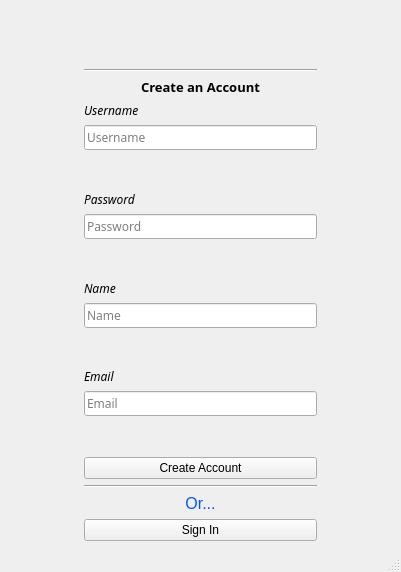
Old version of the form ui/createAccount.ui in the repository nfoert/jadelauncher_actionstest.
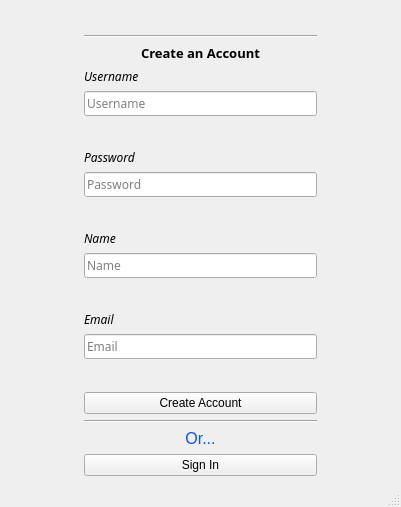
New version of the form. Icons and pictures are not drawn.

```diff
--- a/ui/createAccount.ui
+++ b/ui/createAccount.ui
@@ -7,7 +7,7 @@
     <x>0</x>
     <y>0</y>
     <width>401</width>
-    <height>572</height>
+    <height>507</height>
    </rect>
   </property>
   <property name="windowTitle">
@@ -76,16 +76,6 @@
         </item>
        </layout>
       </item>
-      <item>
-       <widget class="QLabel" name="MESSAGE">
-        <property name="text">
-         <string>&lt;html&gt;&lt;head/&gt;&lt;body&gt;&lt;p&gt;&lt;br/&gt;&lt;/p&gt;&lt;/body&gt;&lt;/html&gt;</string>
-        </property>
-        <property name="wordWrap">
-         <bool>true</bool>
-        </property>
-       </widget>
-      </item>
       <item>
        <layout class="QGridLayout" name="gridLayout_2">
         <item row="0" column="0">
```
Left out of the diff: 10 changed lines with no effect on the pictures.
